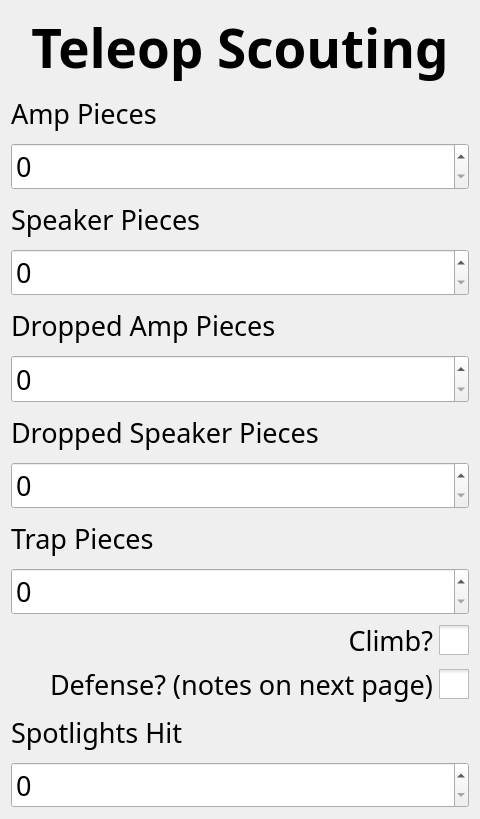
Qt form ui/TeleScouting.ui (binex-dsk/QFRCScouter) before a commit.
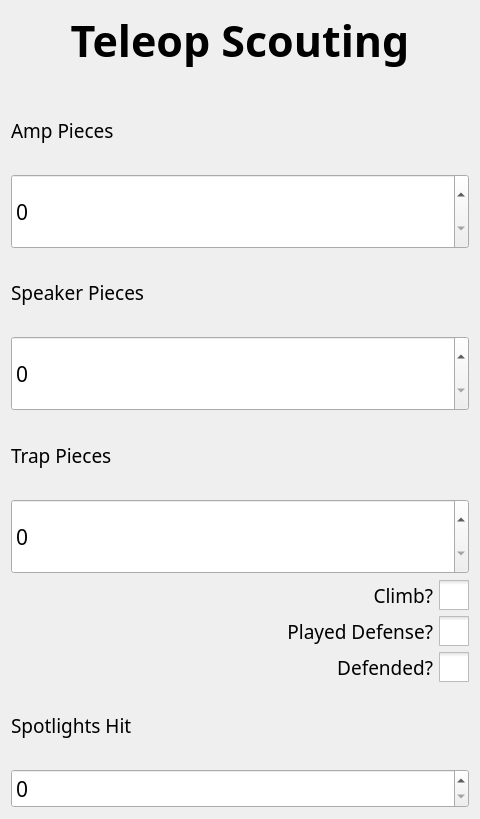
The same form after that commit. Custom widgets are drawn as their Qt base class.

The edit to the form file:
```diff
--- a/ui/TeleScouting.ui
+++ b/ui/TeleScouting.ui
@@ -25,7 +25,7 @@
      <property name="font">
       <font>
        <family>Noto Sans</family>
-       <pointsize>40</pointsize>
+       <pointsize>32</pointsize>
        <bold>true</bold>
       </font>
      </property>
@@ -48,7 +48,7 @@
      <property name="font">
       <font>
        <family>Noto Sans</family>
-       <pointsize>20</pointsize>
+       <pointsize>14</pointsize>
       </font>
      </property>
      <property name="text">
@@ -67,7 +67,7 @@
      <property name="font">
       <font>
        <family>Noto Sans</family>
-       <pointsize>20</pointsize>
+       <pointsize>16</pointsize>
       </font>
      </property>
     </widget>
@@ -77,7 +77,7 @@
      <property name="font">
       <font>
        <family>Noto Sans</family>
-       <pointsize>20</pointsize>
+       <pointsize>14</pointsize>
       </font>
      </property>
      <property name="text">
@@ -96,65 +96,7 @@
      <property name="font">
       <font>
        <family>Noto Sans</family>
-       <pointsize>20</pointsize>
-      </font>
-     </property>
-    </widget>
-   </item>
-   <item>
-    <widget class="QLabel" name="label_4">
-     <property name="font">
-      <font>
-       <family>Noto Sans</family>
-       <pointsize>20</pointsize>
-      </font>
-     </property>
-     <property name="text">
-      <string>Dropped Amp Pieces</string>
-     </property>
-    </widget>
-   </item>
-   <item>
-    <widget class="BetterSpinBox" name="droppedAmpPieces">
-     <property name="sizePolicy">
-      <sizepolicy hsizetype="Minimum" vsizetype="Preferred">
-       <horstretch>0</horstretch>
-       <verstretch>0</verstretch>
-      </sizepolicy>
-     </property>
-     <property name="font">
-      <font>
-       <family>Noto Sans</family>
-       <pointsize>20</pointsize>
-      </font>
-     </property>
-    </widget>
-   </item>
-   <item>
-    <widget class="QLabel" name="label_5">
-     <property name="font">
-      <font>
-       <family>Noto Sans</family>
-       <pointsize>20</pointsize>
-      </font>
-     </property>
-     <property name="text">
-      <string>Dropped Speaker Pieces</string>
-     </property>
-    </widget>
-   </item>
-   <item>
-    <widget class="BetterSpinBox" name="droppedSpeakerPieces">
-     <property name="sizePolicy">
-      <sizepolicy hsizetype="Minimum" vsizetype="Preferred">
-       <horstretch>0</horstretch>
-       <verstretch>0</verstretch>
-      </sizepolicy>
-     </property>
-     <property name="font">
-      <font>
-       <family>Noto Sans</family>
-       <pointsize>20</pointsize>
+       <pointsize>16</pointsize>
       </font>
      </property>
     </widget>
@@ -164,7 +106,7 @@
      <property name="font">
       <font>
        <family>Noto Sans</family>
-       <pointsize>20</pointsize>
+       <pointsize>14</pointsize>
       </font>
      </property>
      <property name="text">
@@ -183,7 +125,7 @@
      <property name="font">
       <font>
        <family>Noto Sans</family>
-       <pointsize>20</pointsize>
+       <pointsize>16</pointsize>
       </font>
      </property>
     </widget>
@@ -193,7 +135,7 @@
      <property name="font">
       <font>
        <family>Sans Serif</family>
-       <pointsize>20</pointsize>
+       <pointsize>14</pointsize>
       </font>
      </property>
      <property name="layoutDirection">
@@ -218,7 +160,7 @@
      <property name="font">
       <font>
        <family>Sans Serif</family>
-       <pointsize>20</pointsize>
+       <pointsize>14</pointsize>
       </font>
      </property>
      <property name="layoutDirection">
@@ -228,7 +170,32 @@
       <string notr="true">QCheckBox::indicator:unchecked { width: 30px; height: 30px; } QCheckBox::indicator:checked { width: 30px; height: 30px; }</string>
      </property>
      <property name="text">
-      <string>Defense? (notes on next page)</string>
+      <string>Played Defense?</string>
+     </property>
+     <property name="iconSize">
+      <size>
+       <width>40</width>
+       <height>40</height>
+      </size>
+     </property>
+    </widget>
+   </item>
+   <item>
+    <widget class="QCheckBox" name="defended">
+     <property name="font">
+      <font>
+       <family>Noto Sans</family>
+       <pointsize>14</pointsize>
+      </font>
+     </property>
+     <property name="layoutDirection">
+      <enum>Qt::RightToLeft</enum>
+     </property>
+     <property name="styleSheet">
+      <string notr="true">QCheckBox::indicator:unchecked { width: 30px; height: 30px; } QCheckBox::indicator:checked { width: 30px; height: 30px; }</string>
+     </property>
+     <property name="text">
+      <string>Defended?</string>
      </property>
      <property name="iconSize">
       <size>
@@ -240,13 +207,26 @@
    </item>
    <item>
     <widget class="QLabel" name="label_9">
+     <property name="font">
+      <font>
+       <family>Noto Sans</family>
+       <pointsize>14</pointsize>
+      </font>
+     </property>
      <property name="text">
       <string>Spotlights Hit</string>
      </property>
     </widget>
    </item>
    <item>
-    <widget class="BetterSpinBox" name="spotlights"/>
+    <widget class="BetterSpinBox" name="spotlights">
+     <property name="font">
+      <font>
+       <family>Noto Sans</family>
+       <pointsize>16</pointsize>
+      </font>
+     </property>
+    </widget>
    </item>
   </layout>
  </widget>
```
